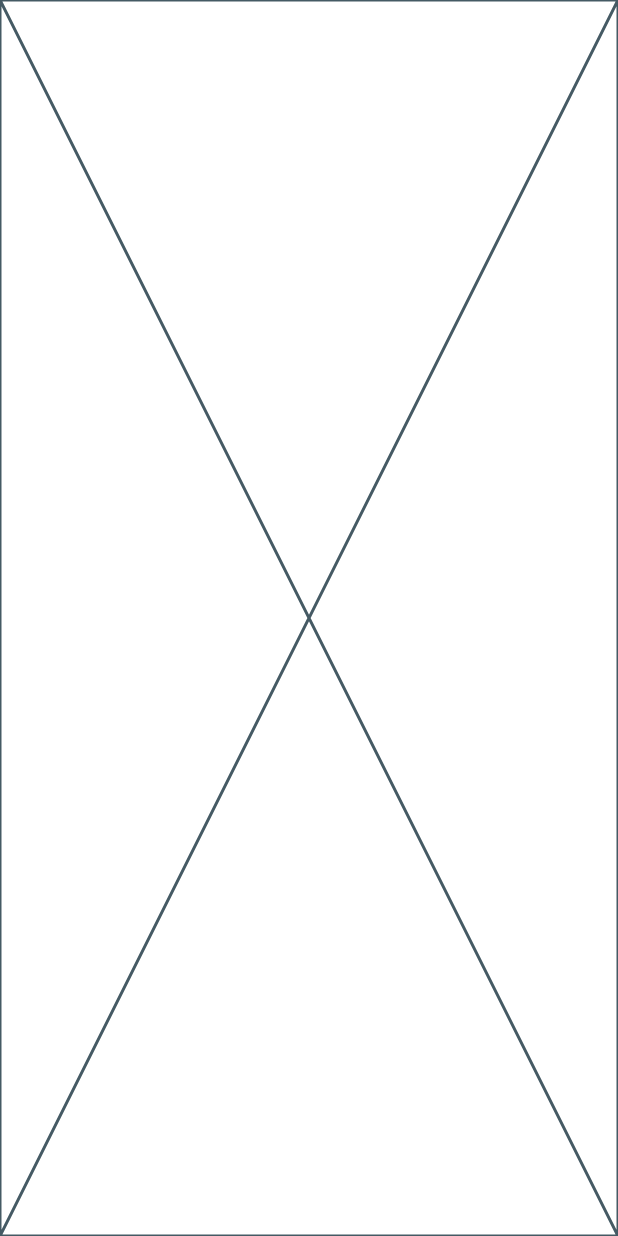
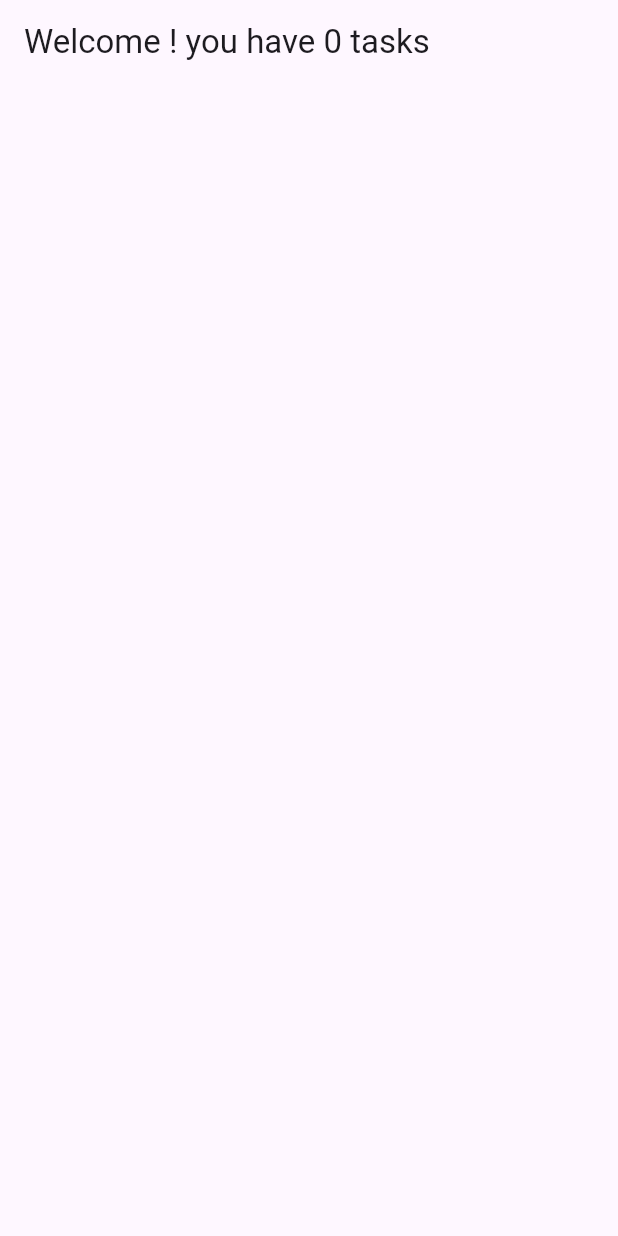
Before and after one commit to kerfaiyass54/todolist-flutter, a Flutter app: the screen it shows after launch, on a phone screen of 412 x 824 dp. Run offline on Flutter 3.47's test engine with Material 3 defaults, Android fonts, the phone set to English and light mode, and no system bars.

Commit message:
List interface init

```diff
--- a/lib/provider/TaskModel.dart
+++ b/lib/provider/TaskModel.dart
@@ -1,7 +1,7 @@
 import 'package:flutter/material.dart';
 import 'package:to_do_list/model/Task.dart';
 
-class CartModel extends ChangeNotifier {
+class TaskModel extends ChangeNotifier {
   /// Internal, private state of the cart.
   final List<Task> _todotasks = [];
 
--- a/lib/view/ListTasks.dart
+++ b/lib/view/ListTasks.dart
@@ -1,4 +1,6 @@
 import 'package:flutter/material.dart';
+import 'package:provider/provider.dart';
+import 'package:to_do_list/provider/TaskModel.dart';
 
 class ListTasks extends StatefulWidget {
   const ListTasks({super.key});
@@ -10,6 +12,22 @@ class ListTasks extends StatefulWidget {
 class _ListTasksState extends State<ListTasks> {
   @override
   Widget build(BuildContext context) {
-    return const Placeholder();
-  }
+    return Consumer<TaskModel>(
+        builder: (context, task, child) {
+          return Scaffold(
+              appBar: AppBar(
+                title: Text("Welcome ! you have " + task.todotasks.length.toString() + " tasks")
+                ,
+              ),
+            body: ListView.builder(itemCount:task.todotasks.length ,itemBuilder: (BuildContext context, int index){
+              return ListTile(
+                title: Text(task.todotasks[index].name)
+              );
+
+            })
+
+
+    );
+    });
 }
+}
```
Also changed, not shown: lib/main.dart (+10 -2 lines).
